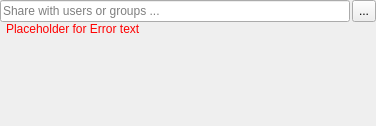
yufish/desktop, file src/gui/shareusergroupwidget.ui: the form before one commit.
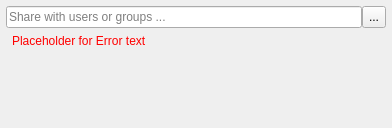
The form after the commit.

Commit message: Fixes share with user resizible widget.

Patch:
```diff
--- a/src/gui/shareusergroupwidget.ui
+++ b/src/gui/shareusergroupwidget.ui
@@ -6,7 +6,7 @@
    <rect>
     <x>0</x>
     <y>0</y>
-    <width>376</width>
+    <width>380</width>
     <height>126</height>
    </rect>
   </property>
@@ -18,7 +18,7 @@
   </property>
   <property name="minimumSize">
    <size>
-    <width>375</width>
+    <width>380</width>
     <height>0</height>
    </size>
   </property>
@@ -27,31 +27,43 @@
   </property>
   <layout class="QVBoxLayout" name="verticalLayout">
    <property name="spacing">
-    <number>0</number>
+    <number>6</number>
    </property>
    <property name="sizeConstraint">
     <enum>QLayout::SetMinimumSize</enum>
    </property>
    <property name="leftMargin">
-    <number>0</number>
+    <number>6</number>
    </property>
    <property name="topMargin">
-    <number>0</number>
+    <number>6</number>
    </property>
    <property name="rightMargin">
-    <number>0</number>
+    <number>6</number>
    </property>
    <property name="bottomMargin">
-    <number>0</number>
+    <number>6</number>
    </property>
    <item>
-    <layout class="QHBoxLayout" name="shareeHorizontalLayout" stretch="1,1">
+    <layout class="QHBoxLayout" name="shareeHorizontalLayout" stretch="0,0">
      <property name="spacing">
-      <number>2</number>
+      <number>0</number>
      </property>
      <property name="sizeConstraint">
       <enum>QLayout::SetMinimumSize</enum>
      </property>
+     <property name="leftMargin">
+      <number>0</number>
+     </property>
+     <property name="topMargin">
+      <number>0</number>
+     </property>
+     <property name="rightMargin">
+      <number>0</number>
+     </property>
+     <property name="bottomMargin">
+      <number>0</number>
+     </property>
      <item>
       <widget class="QLineEdit" name="shareeLineEdit">
        <property name="sizePolicy">
@@ -163,14 +175,14 @@
    <item>
     <widget class="QScrollArea" name="scrollArea">
      <property name="sizePolicy">
-      <sizepolicy hsizetype="Minimum" vsizetype="MinimumExpanding">
+      <sizepolicy hsizetype="Minimum" vsizetype="Minimum">
        <horstretch>0</horstretch>
        <verstretch>0</verstretch>
       </sizepolicy>
      </property>
      <property name="minimumSize">
       <size>
-       <width>375</width>
+       <width>0</width>
        <height>0</height>
       </size>
      </property>
@@ -190,7 +202,7 @@
       <enum>QAbstractScrollArea::AdjustToContents</enum>
      </property>
      <property name="widgetResizable">
-      <bool>true</bool>
+      <bool>false</bool>
      </property>
      <property name="alignment">
       <set>Qt::AlignCenter</set>
@@ -200,8 +212,8 @@
        <rect>
         <x>0</x>
         <y>0</y>
-        <width>378</width>
-        <height>68</height>
+        <width>380</width>
+        <height>44</height>
        </rect>
       </property>
       <property name="sizePolicy">
@@ -212,7 +224,7 @@
       </property>
       <property name="minimumSize">
        <size>
-        <width>378</width>
+        <width>380</width>
         <height>0</height>
        </size>
       </property>
```
The commit also changes 4 other files.
